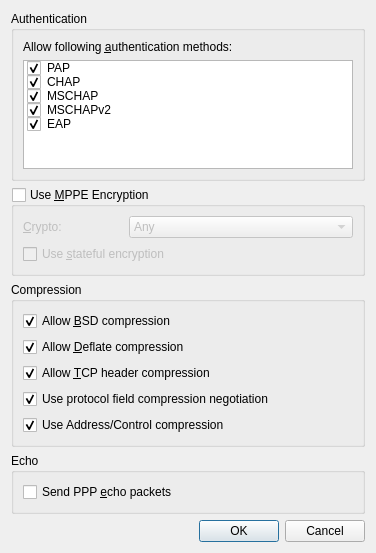
Old version of the form vpn/l2tp/l2tpppp.ui in the repository KDE/plasma-nm.
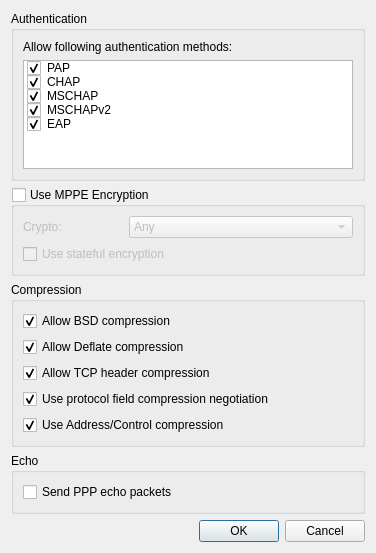
New version of the form. Custom widgets are drawn as their Qt base class.

Diff of the .ui file:
```diff
--- a/vpn/l2tp/l2tpppp.ui
+++ b/vpn/l2tp/l2tpppp.ui
@@ -22,7 +22,7 @@
         <item>
          <widget class="QLabel" name="lblauth">
           <property name="text">
-           <string>Allow following &amp;authentication methods:</string>
+           <string>Allow following authentication methods:</string>
           </property>
           <property name="buddy">
            <cstring>listWidget</cstring>
@@ -84,7 +84,7 @@
       <string>Use Microsoft Point-to-Point Encryption</string>
      </property>
      <property name="title">
-      <string>Use &amp;MPPE Encryption</string>
+      <string>Use MPPE Encryption</string>
      </property>
      <property name="checkable">
       <bool>true</bool>
@@ -106,7 +106,7 @@
              </size>
             </property>
             <property name="text">
-             <string>&amp;Crypto:</string>
+             <string>Crypto:</string>
             </property>
             <property name="buddy">
              <cstring>cbMPPECrypto</cstring>
@@ -141,7 +141,7 @@
         <item>
          <widget class="QCheckBox" name="cbstatefulEncryption">
           <property name="text">
-           <string>Use &amp;stateful encryption</string>
+           <string>Use stateful encryption</string>
           </property>
          </widget>
         </item>
@@ -161,7 +161,7 @@
         <item>
          <widget class="QCheckBox" name="cbBSD">
           <property name="text">
-           <string>Allow &amp;BSD compression</string>
+           <string>Allow BSD compression</string>
           </property>
           <property name="checked">
            <bool>true</bool>
@@ -171,7 +171,7 @@
         <item>
          <widget class="QCheckBox" name="cbdeflate">
           <property name="text">
-           <string>Allow &amp;Deflate compression</string>
+           <string>Allow Deflate compression</string>
           </property>
           <property name="checked">
            <bool>true</bool>
@@ -181,7 +181,7 @@
         <item>
          <widget class="QCheckBox" name="cbTCPheaders">
           <property name="text">
-           <string>Allow &amp;TCP header compression</string>
+           <string>Allow TCP header compression</string>
           </property>
           <property name="checked">
            <bool>true</bool>
@@ -225,7 +225,7 @@
       <item row="0" column="0">
        <widget class="QCheckBox" name="cbsendEcho">
         <property name="text">
-         <string>Send PPP &amp;echo packets </string>
+         <string>Send PPP echo packets </string>
         </property>
        </widget>
       </item>
```
Left out of the diff: 13 changed lines with no effect on the pictures.
